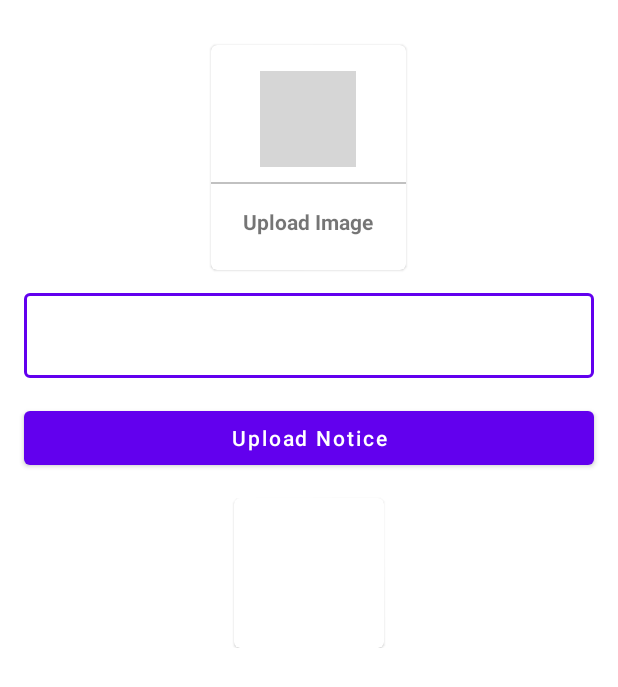
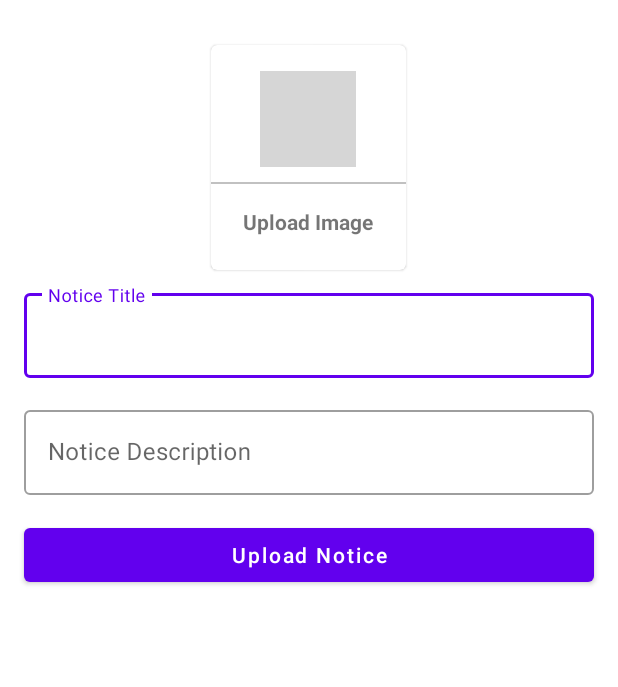
Before and after one commit to kunalchavare2/Android-Project, an Android app: the layout activity_upload_notice.xml on its own in the app's theme, with its tools: preview values and no code run, on a phone screen of 412 x 824 dp. Shown: the top 687 px of the screen. Run offline under Robolectric (Android 15) with nearby library versions, the phone set to English and light mode, and no system bars; grey boxes are pictures that could not be loaded.

Commit message:
1.Added description field in upload Notice 2.Fix bugs related upload Notice. 3.Integrated selected image preview into button itself.

```diff
--- a/CollegeAdminApp/app/build.gradle
+++ b/CollegeAdminApp/app/build.gradle
@@ -35,6 +35,8 @@ dependencies {
     implementation 'androidx.appcompat:appcompat:1.2.0'
     implementation 'com.google.android.material:material:1.2.1'
     implementation 'androidx.constraintlayout:constraintlayout:2.0.4'
+    implementation 'com.google.firebase:firebase-database:19.6.0'
+    implementation 'com.google.firebase:firebase-storage:19.2.1'
     testImplementation 'junit:junit:4.13.1'
     androidTestImplementation 'androidx.test.ext:junit:1.1.2'
     androidTestImplementation 'androidx.test.espresso:espresso-core:3.3.0'
--- a/CollegeAdminApp/app/src/main/res/layout/activity_upload_notice.xml
+++ b/CollegeAdminApp/app/src/main/res/layout/activity_upload_notice.xml
@@ -20,7 +20,14 @@
             android:layout_margin="10dp"
             android:elevation="5dp">
 
+            <ImageView
+                android:id="@+id/noticeImageView"
+                android:layout_width="match_parent"
+                android:layout_height="match_parent"
+                android:scaleType="centerCrop" />
+
             <LinearLayout
+                android:id="@+id/uploadIconWidget"
                 android:layout_width="match_parent"
                 android:layout_height="match_parent"
                 android:gravity="center"
@@ -60,14 +67,31 @@
             android:layout_marginHorizontal="16dp">
 
             <com.google.android.material.textfield.TextInputEditText
+                android:id="@+id/noticeTitle"
                 android:layout_width="match_parent"
-                android:layout_height="wrap_content" />
+                android:layout_height="wrap_content"
+                android:hint="Notice Title" />
 
+        </com.google.android.material.textfield.TextInputLayout>
+
+        <com.google.android.material.textfield.TextInputLayout
+            style="@style/Widget.MaterialComponents.TextInputLayout.OutlinedBox"
+            android:layout_width="match_parent"
+            android:layout_height="match_parent"
+            android:layout_marginHorizontal="16dp"
+            android:layout_marginTop="16dp">
+
+            <com.google.android.material.textfield.TextInputEditText
+                android:id="@+id/noticeDescription"
+                android:layout_width="match_parent"
+                android:layout_height="wrap_content"
+                android:hint="Notice Description"
+                android:inputType="text" />
 
         </com.google.android.material.textfield.TextInputLayout>
 
         <com.google.android.material.button.MaterialButton
-            android:id="@+id/uploadNoticeButton"
+            android:id="@+id/uploadNoticeBtn"
             android:layout_width="match_parent"
             android:layout_height="wrap_content"
             android:layout_marginHorizontal="16dp"
@@ -75,19 +99,7 @@
             android:text="Upload Notice"
             android:textAllCaps="false" />
 
-        <com.google.android.material.card.MaterialCardView
-            android:layout_width="100dp"
-            android:layout_height="100dp"
-            android:layout_gravity="center"
-            android:layout_marginTop="16dp"
-            android:elevation="10dp">
 
-            <ImageView
-                android:id="@+id/noticeImageView"
-                android:layout_width="match_parent"
-                android:layout_height="match_parent"
-                android:scaleType="centerCrop" />
-        </com.google.android.material.card.MaterialCardView>
     </LinearLayout>
 
 </ScrollView>
```
Also changed, not shown: CollegeAdminApp/app/src/main/java/com/example/collegeadminapp/NoticeData.java (added, +66 -0 lines), CollegeAdminApp/app/src/main/java/com/example/collegeadminapp/UploadNotice.java (+135 -7 lines), 1 other file.
